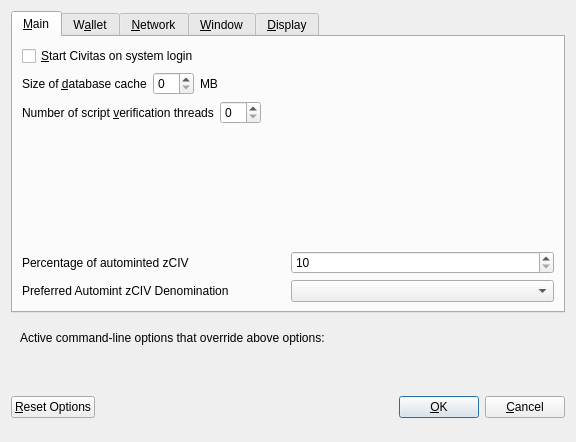
The window that src/qt/forms/optionsdialog.ui (enox-c/enox-c) describes before a commit, drawn with Qt 5.
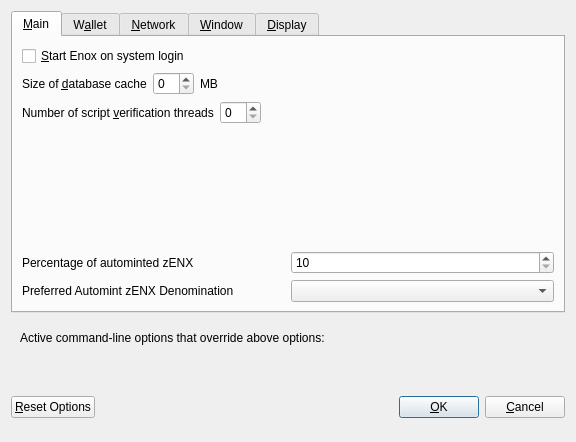
The same window after the commit. Custom widgets are drawn as their Qt base class.

```diff
--- a/src/qt/forms/optionsdialog.ui
+++ b/src/qt/forms/optionsdialog.ui
@@ -33,7 +33,7 @@
           <string>Automatically start Civitas after logging in to the system.</string>
          </property>
          <property name="text">
-          <string>&amp;Start Civitas on system login</string>
+          <string>&amp;Start Enox on system login</string>
          </property>
         </widget>
        </item>
@@ -138,7 +138,7 @@
             <string>Percentage of incoming CIV which get automatically converted to zCIV via Zerocoin Protocol (min: 10%)</string>
            </property>
            <property name="text">
-            <string>Percentage of autominted zCIV</string>
+            <string>Percentage of autominted zENX</string>
            </property>
           </widget>
          </item>
@@ -171,7 +171,7 @@
             <string>Wait with automatic conversion to Zerocoin until enough CIV for this denomination is available</string>
            </property>
            <property name="text">
-            <string>Preferred Automint zCIV Denomination</string>
+            <string>Preferred Automint zENX Denomination</string>
            </property>
           </widget>
          </item>
```
Left out of the diff: 16 changed lines with no effect on the pictures.
